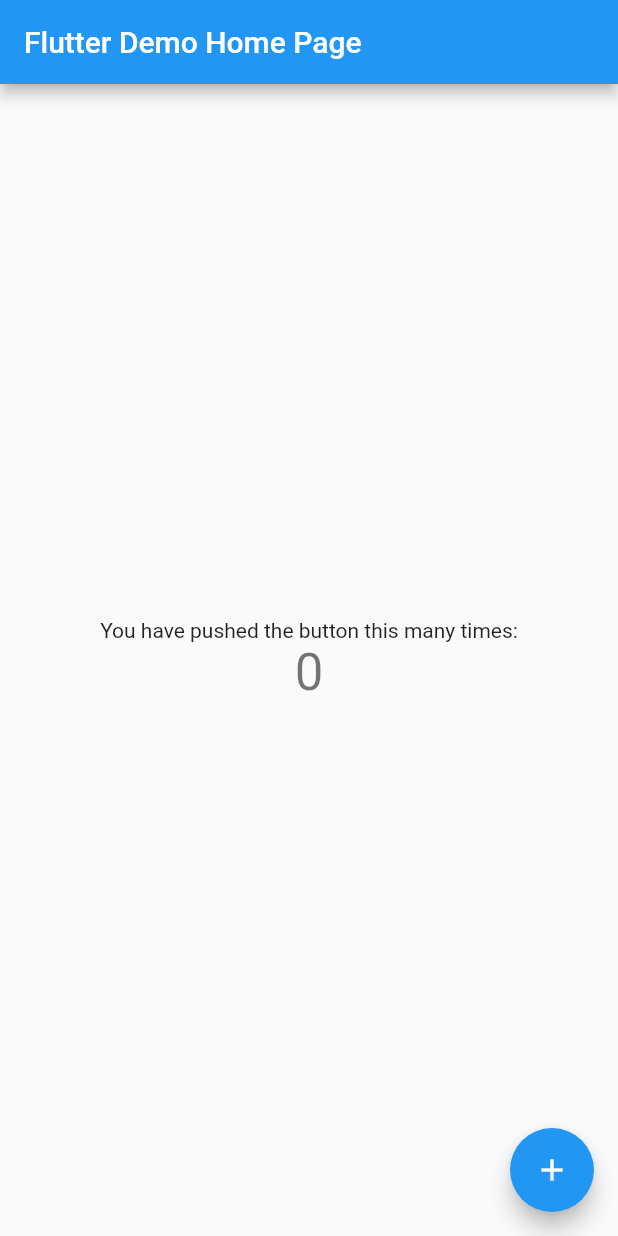
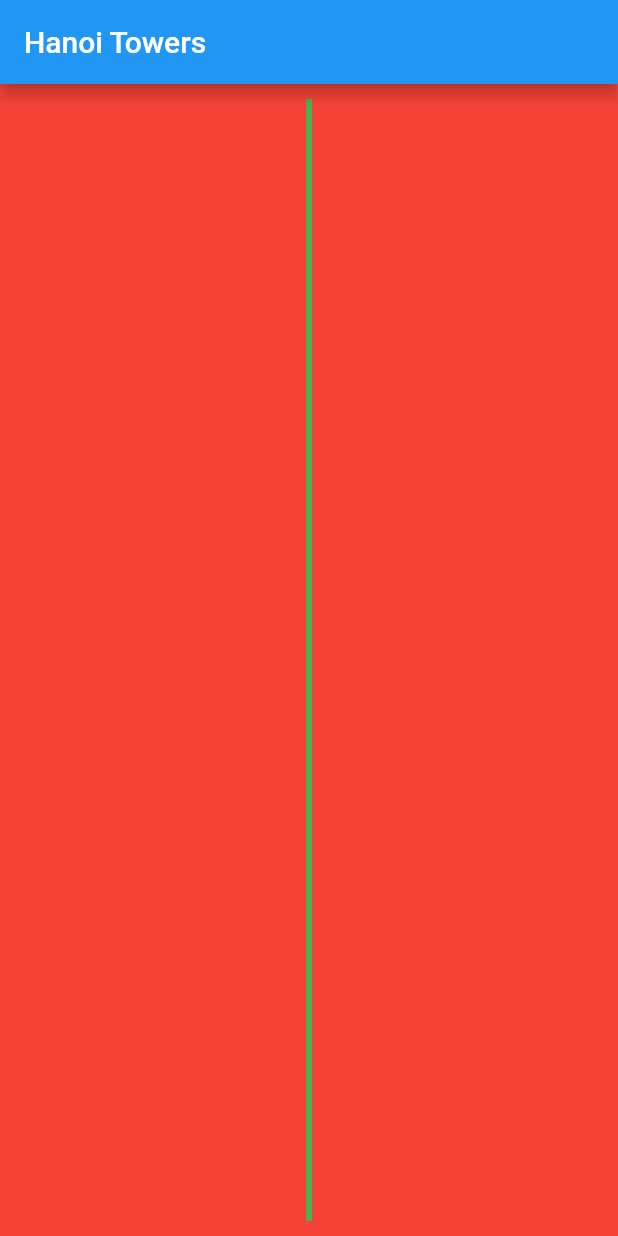
Before and after one commit to iliazaker/hanoi, a Flutter app: the screen it shows after launch, on a phone screen of 412 x 824 dp. Run offline on Flutter 3.47's test engine with Material 2 defaults, Android fonts, the phone set to English and light mode, and no system bars.

Commit message:
full screen canvas

```diff
--- a/lib/main.dart
+++ b/lib/main.dart
@@ -1,3 +1,4 @@
+import 'package:flutter/cupertino.dart';
 import 'package:flutter/material.dart';
 
 void main() {
@@ -5,43 +6,21 @@ void main() {
 }
 
 class MyApp extends StatelessWidget {
-  // This widget is the root of your application.
   @override
   Widget build(BuildContext context) {
     return MaterialApp(
-      title: 'Flutter Demo',
+      title: 'Hanoi towers',
       theme: ThemeData(
-        // This is the theme of your application.
-        //
-        // Try running your application with "flutter run". You'll see the
-        // application has a blue toolbar. Then, without quitting the app, try
-        // changing the primarySwatch below to Colors.green and then invoke
-        // "hot reload" (press "r" in the console where you ran "flutter run",
-        // or simply save your changes to "hot reload" in a Flutter IDE).
-        // Notice that the counter didn't reset back to zero; the application
-        // is not restarted.
         primarySwatch: Colors.blue,
-        // This makes the visual density adapt to the platform that you run
-        // the app on. For desktop platforms, the controls will be smaller and
-        // closer together (more dense) than on mobile platforms.
         visualDensity: VisualDensity.adaptivePlatformDensity,
       ),
-      home: MyHomePage(title: 'Flutter Demo Home Page'),
+      home: MyHomePage(title: 'Hanoi Towers'),
     );
   }
 }
 
 class MyHomePage extends StatefulWidget {
   MyHomePage({Key key, this.title}) : super(key: key);
-
-  // This widget is the home page of your application. It is stateful, meaning
-  // that it has a State object (defined below) that contains fields that affect
-  // how it looks.
-
-  // This class is the configuration for the state. It holds the values (in this
-  // case the title) provided by the parent (in this case the App widget) and
-  // used by the build method of the State. Fields in a Widget subclass are
-  // always marked "final".
 
   final String title;
 
@@ -50,68 +29,62 @@ class MyHomePage extends StatefulWidget {
 }
 
 class _MyHomePageState extends State<MyHomePage> {
-  int _counter = 0;
 
-  void _incrementCounter() {
-    setState(() {
-      // This call to setState tells the Flutter framework that something has
-      // changed in this State, which causes it to rerun the build method below
-      // so that the display can reflect the updated values. If we changed
-      // _counter without calling setState(), then the build method would not be
-      // called again, and so nothing would appear to happen.
-      _counter = _counter + 3;
-    });
-  }
 
   @override
   Widget build(BuildContext context) {
-    // This method is rerun every time setState is called, for instance as done
-    // by the _incrementCounter method above.
-    //
-    // The Flutter framework has been optimized to make rerunning build methods
-    // fast, so that you can just rebuild anything that needs updating rather
-    // than having to individually change instances of widgets.
     return Scaffold(
       appBar: AppBar(
-        // Here we take the value from the MyHomePage object that was created by
-        // the App.build method, and use it to set our appbar title.
         title: Text(widget.title),
       ),
       body: Center(
-        // Center is a layout widget. It takes a single child and positions it
-        // in the middle of the parent.
         child: Column(
-          // Column is also a layout widget. It takes a list of children and
-          // arranges them vertically. By default, it sizes itself to fit its
-          // children horizontally, and tries to be as tall as its parent.
-          //
-          // Invoke "debug painting" (press "p" in the console, choose the
-          // "Toggle Debug Paint" action from the Flutter Inspector in Android
-          // Studio, or the "Toggle Debug Paint" command in Visual Studio Code)
-          // to see the wireframe for each widget.
-          //
-          // Column has various properties to control how it sizes itself and
-          // how it positions its children. Here we use mainAxisAlignment to
-          // center the children vertically; the main axis here is the vertical
-          // axis because Columns are vertical (the cross axis would be
-          // horizontal).
-          mainAxisAlignment: MainAxisAlignment.center,
           children: <Widget>[
-            Text(
-              'You have pushed the button this many times:',
-            ),
-            Text(
-              '$_counter',
-              style: Theme.of(context).textTheme.headline4,
+            Expanded(
+              child: Row(
+                crossAxisAlignment: CrossAxisAlignment.stretch,
+                children: <Widget>[
+                  Expanded(
+                    child: CustomPaint(
+                      painter: MyCustomPainter(),
+                    ),
+                  ),
+                ],
+              ),
             ),
           ],
         ),
       ),
-      floatingActionButton: FloatingActionButton(
-        onPressed: _incrementCounter,
-        tooltip: 'Increment',
-        child: Icon(Icons.add),
-      ), // This trailing comma makes auto-formatting nicer for build methods.
     );
   }
 }
+
+class MyCustomPainter extends CustomPainter {
+  @override
+  void paint(Canvas canvas, Size size) {
+
+    var paint = Paint()
+      ..color = Colors.red
+      ..strokeWidth = 4;
+
+    canvas.drawRect(
+        Rect.fromPoints(
+            Offset(0, 0),
+            Offset(size.width, size.height)),
+        paint);
+
+    var paint2 = Paint()
+      ..color = Colors.green
+      ..strokeWidth = 4;
+    canvas.drawLine(
+        Offset(size.width / 2.0, 10),
+        Offset(size.width / 2.0, size.height - 10),
+        paint2
+    );
+  }
+
+  @override
+  bool shouldRepaint(CustomPainter oldDelegate) {
+    return true;
+  }
+}
```
